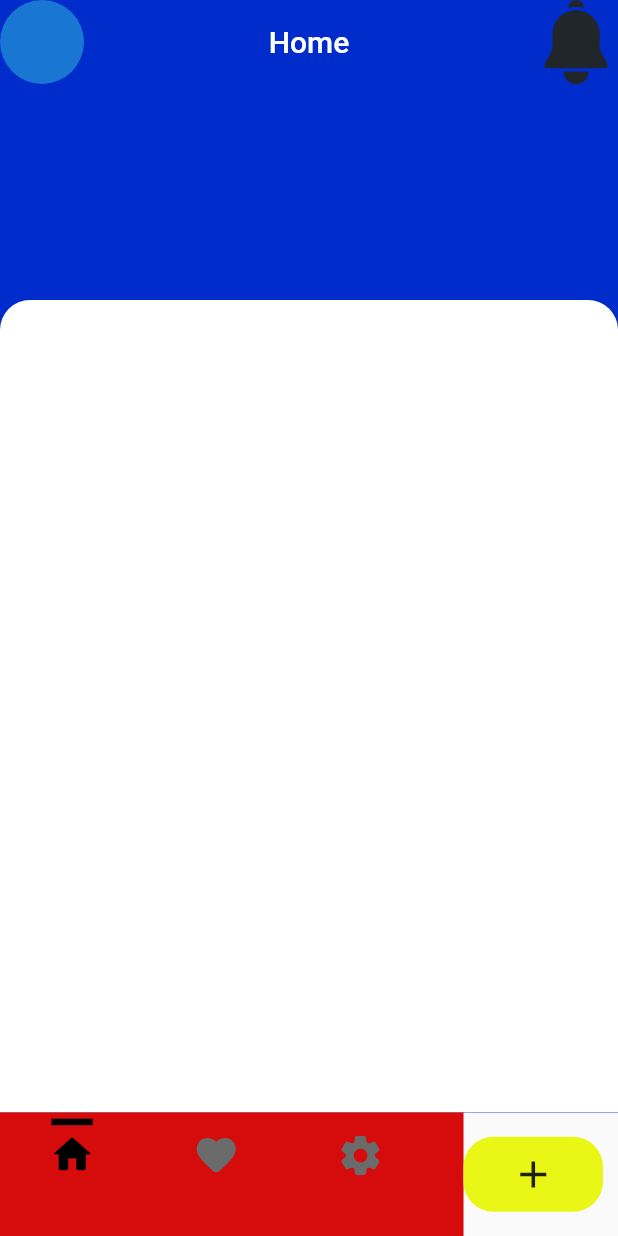
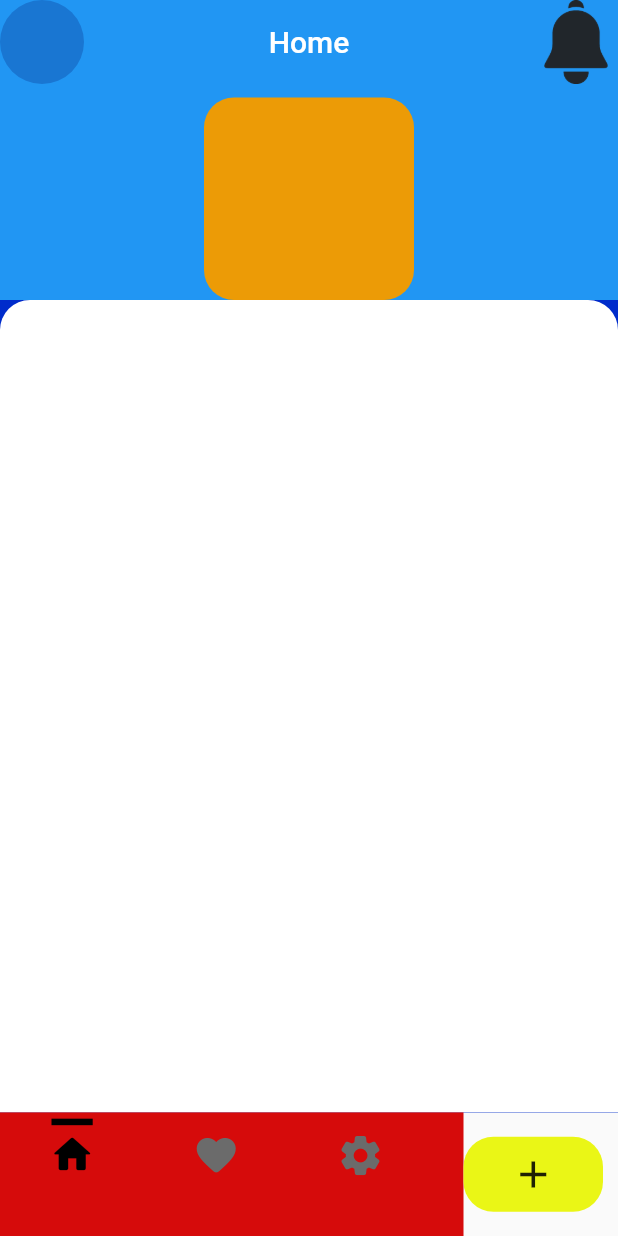
Before and after one commit to sayanths/fine_kube_machine_test, a Flutter app: the screen it shows after launch, on a phone screen of 412 x 824 dp. Run offline on Flutter 3.47's test engine with Material 2 defaults, Android fonts, the phone set to English and light mode, and no system bars.

Commit message:
sliver app upper container started

```diff
--- a/lib/home_screen/view/home_screen.dart
+++ b/lib/home_screen/view/home_screen.dart
@@ -27,8 +27,20 @@ class HomeScreen extends StatelessWidget {
               centerTitle: true,
               flexibleSpace: FlexibleSpaceBar(
 
-                background: Container(
-                  color: blue,
+                background: Row(
+                  mainAxisAlignment: MainAxisAlignment.center,
+                  children: [
+                   Container(
+                    margin: EdgeInsets.only(top: 65),
+                    height: 150,
+                    width: 140,
+                    decoration: BoxDecoration(
+                      color: orange,
+                      borderRadius: BorderRadius.circular(20)
+                    ),
+                   ),
+
+                  ],
                 ),
                 stretchModes: const <StretchMode>[
                   StretchMode.blurBackground,
--- a/pubspec.yaml
+++ b/pubspec.yaml
@@ -36,6 +36,7 @@ dependencies:
   cupertino_icons: ^1.0.2
   provider: ^6.0.3
   flutter_svg: ^1.1.5
+  sticky_headers: ^0.3.0+2
 
 
 dev_dependencies:
```
Also changed, not shown: lib/home_screen/widgets/home_widget.dart (added, +46 -0 lines), pubspec.lock.
